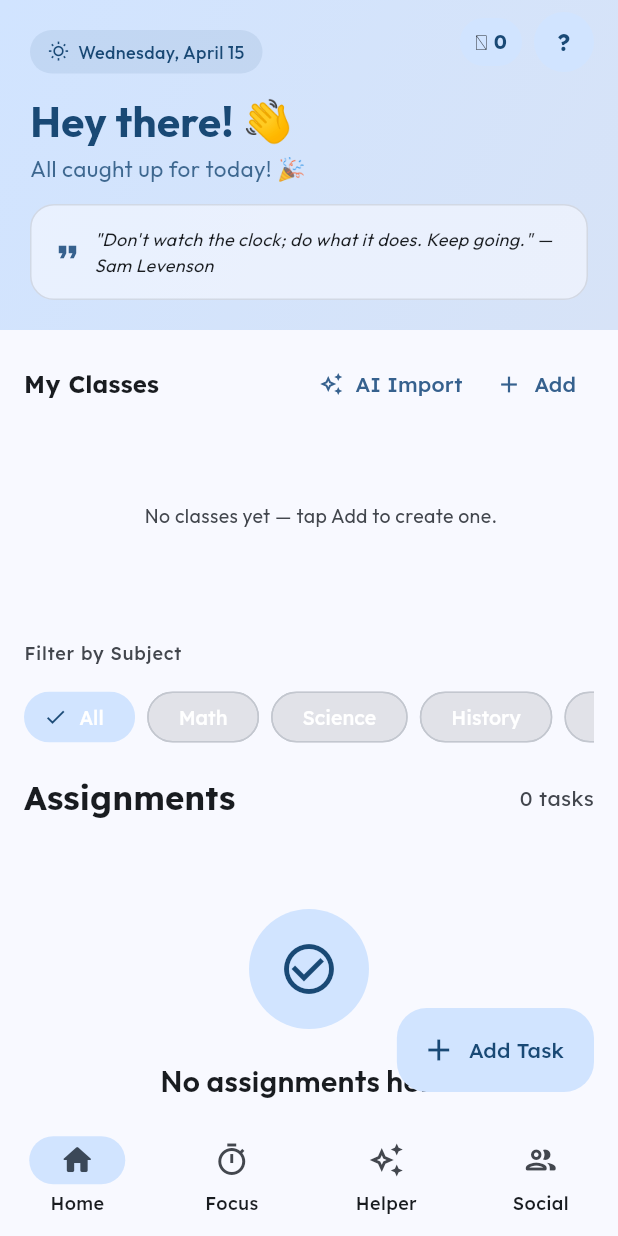
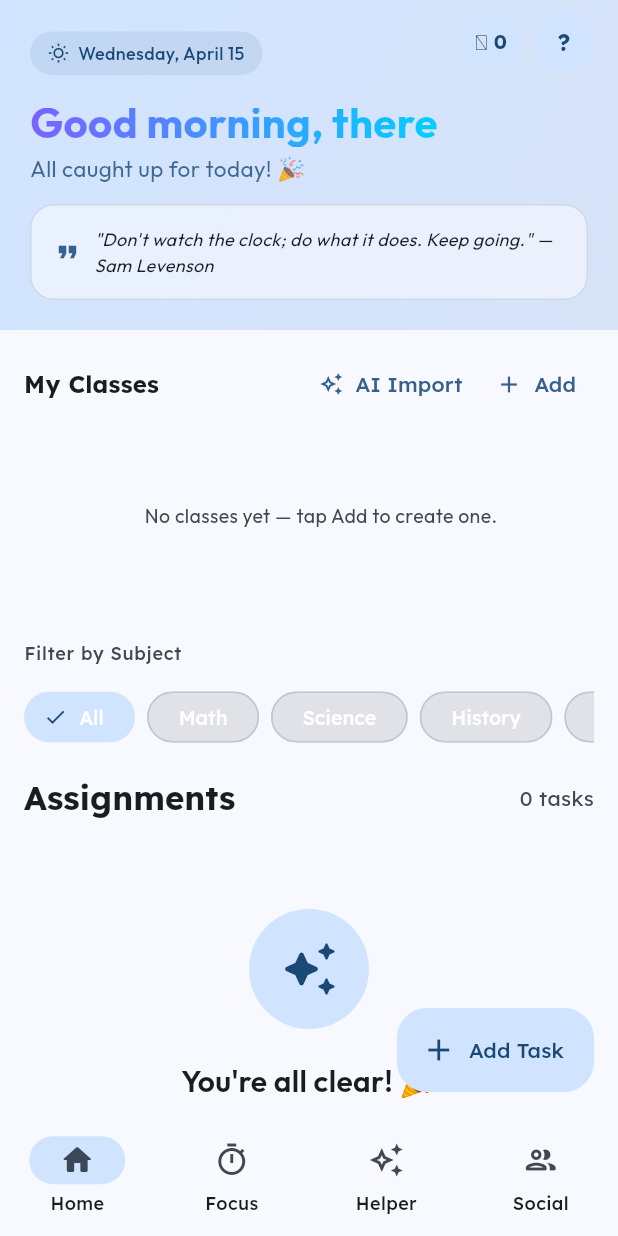
Before and after one commit to anpuop1511/homework-helper, a Flutter app: the screen it shows once a user with an empty profile is signed in, item 2 of the bottom bar chosen, on a phone screen of 412 x 824 dp. Run offline on Flutter 3.47's test engine with Material 3 defaults, Android fonts, the phone set to English and light mode, and no system bars; drawn by our look-alikes of dynamic_color; our stand-ins replace animate_do, app_links, cloud_firestore, firebase_auth, firebase_core, firebase_storage and 13 more; missing offline and left inert: mobile_scanner, nfc_manager, nfc_manager_ndef; accounts and stored records are empty.

Commit message:
feat: time-based greeting, GradientText, NavigationRail improvements, empty state CTA
Agent-Logs-Url: https://github.com/anpuop1511/homework-helper/sessions/d968c24f-9aab-4caf-ab4f-d86431b4463c

Co-authored-by: anpuop1511 <261196503+anpuop1511@users.noreply.github.com>

````diff
--- a/lib/screens/home_screen.dart
+++ b/lib/screens/home_screen.dart
@@ -8,12 +8,14 @@ import '../config/secrets.dart';
 import '../models/assignment.dart';
 import '../models/class_model.dart';
 import '../providers/assignments_provider.dart';
+import '../providers/auth_provider.dart';
 import '../providers/chat_provider.dart';
 import '../providers/classes_provider.dart';
 import '../providers/subjects_provider.dart';
 import '../providers/user_provider.dart';
 import '../widgets/assignment_card.dart';
 import '../widgets/add_task_sheet.dart';
+import '../widgets/gradient_text.dart';
 import 'subjects_screen.dart' show SubjectFolderSection;
 import 'settings_screen.dart';
 
@@ -72,13 +74,41 @@ class _HomeScreenState extends State<HomeScreen> {
     );
   }
 
+  /// Returns a time-based greeting word based on the current hour.
+  static String _timeGreeting() {
+    final hour = DateTime.now().hour;
+    if (hour >= 5 && hour < 12) return 'Good morning';
+    if (hour >= 12 && hour < 17) return 'Good afternoon';
+    if (hour >= 17 && hour < 22) return 'Good evening';
+    return 'Hello';
+  }
+
+  /// Resolves the best display name for the greeting, using the fallback order:
+  /// 1. FirebaseAuth displayName (trimmed, non-empty)
+  /// 2. App username/handle prefixed with '@'
+  /// 3. Email prefix before '@'
+  /// 4. "there"
+  static String _resolveGreetingName(AuthProvider auth, UserProvider user) {
+    final firebaseName = auth.currentUser?.displayName?.trim();
+    if (firebaseName != null && firebaseName.isNotEmpty) return firebaseName;
+    final username = auth.username;
+    if (username != null && username.isNotEmpty) return '@$username';
+    final email = auth.email;
+    if (email != null && email.contains('@')) return email.split('@').first;
+    return 'there';
+  }
+
   @override
   Widget build(BuildContext context) {
     final colorScheme = Theme.of(context).colorScheme;
     final textTheme = Theme.of(context).textTheme;
     final provider = context.watch<AssignmentsProvider>();
+    final auth = context.watch<AuthProvider>();
+    final user = context.watch<UserProvider>();
     final filtered = _filteredAssignments(provider.assignments.toList());
     final pendingCount = provider.pendingCount;
+    final greeting =
+        '${_timeGreeting()}, ${_resolveGreetingName(auth, user)}';
 
     return Scaffold(
       backgroundColor: colorScheme.surface,
@@ -94,6 +124,7 @@ class _HomeScreenState extends State<HomeScreen> {
                 quote: _dailyQuote,
                 pendingCount: pendingCount,
                 colorScheme: colorScheme,
+                greeting: greeting,
               ),
             ),
             actions: [
@@ -221,7 +252,11 @@ class _HomeScreenState extends State<HomeScreen> {
 
           // Assignment list or empty state
           filtered.isEmpty
-              ? SliverToBoxAdapter(child: _EmptyState(colorScheme: colorScheme))
+              ? SliverToBoxAdapter(
+                  child: _EmptyState(
+                    colorScheme: colorScheme,
+                    onAdd: _showAddAssignmentSheet,
+                  ))
               : SliverPadding(
                   padding: const EdgeInsets.fromLTRB(16, 8, 16, 0),
                   sliver: SliverList(
@@ -640,11 +675,13 @@ class _MotivationHeader extends StatelessWidget {
   final String quote;
   final int pendingCount;
   final ColorScheme colorScheme;
+  final String greeting;
 
   const _MotivationHeader({
     required this.quote,
     required this.pendingCount,
     required this.colorScheme,
+    required this.greeting,
   });
 
   @override
@@ -699,12 +736,16 @@ class _MotivationHeader extends StatelessWidget {
                 ],
               ),
               const SizedBox(height: 12),
-              Text(
-                'Hey there! 👋',
+              GradientText(
+                greeting,
                 style: GoogleFonts.outfit(
                   fontSize: 28,
                   fontWeight: FontWeight.w700,
-                  color: colorScheme.onPrimaryContainer,
+                ),
+                gradient: const LinearGradient(
+                  colors: [Color(0xFF7B61FF), Color(0xFF00CFFF)],
+                  begin: Alignment.centerLeft,
+                  end: Alignment.centerRight,
                 ),
               ),
               Text(
@@ -761,8 +802,9 @@ class _MotivationHeader extends StatelessWidget {
 /// Shown when there are no assignments matching the current filter.
 class _EmptyState extends StatelessWidget {
   final ColorScheme colorScheme;
+  final VoidCallback? onAdd;
 
-  const _EmptyState({required this.colorScheme});
+  const _EmptyState({required this.colorScheme, this.onAdd});
 
   @override
   Widget build(BuildContext context) {
@@ -778,14 +820,14 @@ class _EmptyState extends StatelessWidget {
               shape: BoxShape.circle,
             ),
             child: Icon(
-              Icons.check_circle_outline,
+              Icons.auto_awesome_rounded,
               size: 40,
               color: colorScheme.onPrimaryContainer,
             ),
           ),
           const SizedBox(height: 20),
           Text(
-            'No assignments here!',
+            'You\'re all clear! 🎉',
             style: GoogleFonts.outfit(
               fontSize: 20,
               fontWeight: FontWeight.w600,
@@ -794,12 +836,18 @@ class _EmptyState extends StatelessWidget {
           ),
           const SizedBox(height: 8),
           Text(
-            'Tap the button below to add a new task.',
+            'No assignments yet. Add one to stay on top of your work!',
             textAlign: TextAlign.center,
             style: GoogleFonts.outfit(
               fontSize: 14,
               color: colorScheme.onSurfaceVariant,
             ),
+          ),
+          const SizedBox(height: 24),
+          FilledButton.icon(
+            onPressed: onAdd,
+            icon: const Icon(Icons.add_rounded, size: 18),
+            label: const Text('Add assignment'),
           ),
         ],
       ),
--- a/lib/screens/main_scaffold.dart
+++ b/lib/screens/main_scaffold.dart
@@ -140,10 +140,14 @@ class _MainScaffoldState extends State<MainScaffold> {
               selectedIndex: safeIndex,
               onDestinationSelected: (index) =>
                   setState(() => _currentIndex = index),
-              labelType: NavigationRailLabelType.all,
+              labelType: NavigationRailLabelType.selected,
+              minWidth: 72,
+              selectedIconTheme: const IconThemeData(size: 28),
+              unselectedIconTheme: const IconThemeData(size: 24),
               destinations: visibleTabs.map((tab) {
                 final isSocial = tab == NavTab.social;
                 return NavigationRailDestination(
+                  padding: const EdgeInsets.symmetric(vertical: 4),
                   icon: isSocial
                       ? Badge(
                           isLabelVisible: hasPendingRequests,
--- /dev/null
+++ b/lib/widgets/gradient_text.dart
@@ -0,0 +1,54 @@
+import 'package:flutter/material.dart';
+
+/// A widget that renders [text] filled with a [gradient].
+///
+/// Uses [ShaderMask] with [BlendMode.srcIn] so the gradient is clipped to
+/// the text glyphs — the background remains transparent.
+///
+/// Works in both light and dark themes and is suitable for decorative
+/// headings such as AI-style greeting text.
+///
+/// Example:
+/// ```dart
+/// GradientText(
+///   'Good morning, Alex',
+///   style: Theme.of(context).textTheme.headlineMedium,
+///   gradient: const LinearGradient(
+///     colors: [Color(0xFF7B61FF), Color(0xFF00CFFF)],
+///   ),
+/// )
+/// ```
+class GradientText extends StatelessWidget {
+  const GradientText(
+    this.text, {
+    super.key,
+    required this.gradient,
+    this.style,
+    this.textAlign,
+    this.overflow,
+    this.maxLines,
+  });
+
+  final String text;
+  final Gradient gradient;
+  final TextStyle? style;
+  final TextAlign? textAlign;
+  final TextOverflow? overflow;
+  final int? maxLines;
+
+  @override
+  Widget build(BuildContext context) {
+    return ShaderMask(
+      blendMode: BlendMode.srcIn,
+      shaderCallback: (bounds) =>
+          gradient.createShader(Rect.fromLTWH(0, 0, bounds.width, bounds.height)),
+      child: Text(
+        text,
+        style: style,
+        textAlign: textAlign,
+        overflow: overflow,
+        maxLines: maxLines,
+      ),
+    );
+  }
+}
````
Also changed, not shown: 1 other file.
